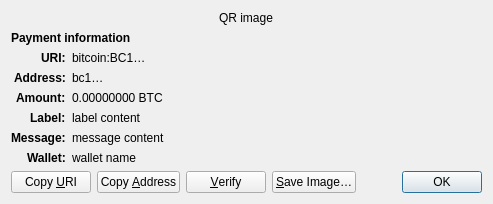
Above: src/qt/forms/receiverequestdialog.ui from cgebitcoin/bitminti before the change. Below: the same form after it.
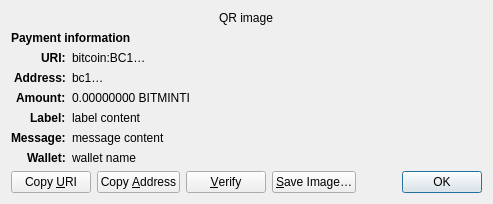
That is the form after the change. Custom widgets are drawn as their Qt base class.

What changed in the file:
```diff
--- a/src/qt/forms/receiverequestdialog.ui
+++ b/src/qt/forms/receiverequestdialog.ui
@@ -126,7 +126,7 @@
    <item row="4" column="1" alignment="Qt::AlignTop">
     <widget class="QLabel" name="amount_content">
      <property name="text">
-      <string notr="true">0.00000000 BTC</string>
+      <string notr="true">0.00000000 BITMINTI</string>
      </property>
      <property name="textFormat">
       <enum>Qt::PlainText</enum>
```
